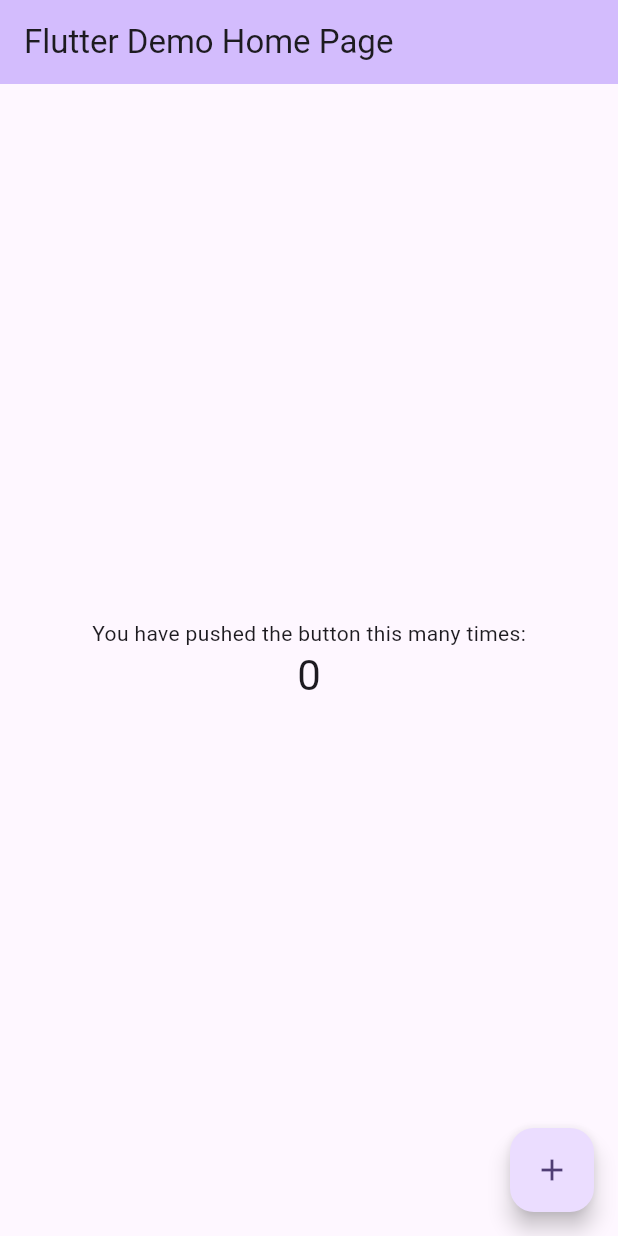
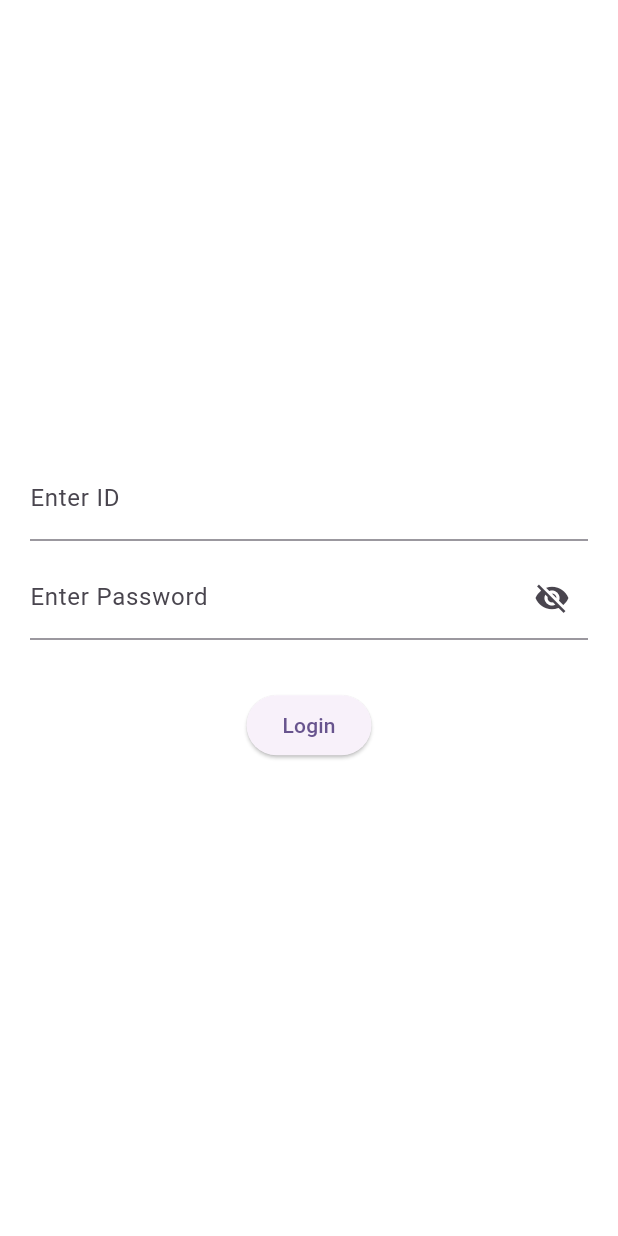
Before and after one commit to himel01/test_application, a Flutter app: the screen it shows after launch, on a phone screen of 412 x 824 dp. Run offline on Flutter 3.47's test engine with Material 2 defaults, Android fonts, the phone set to English and light mode, and no system bars; our stand-ins replace shared_preferences.

Commit message:
completed login process

```diff
--- a/lib/main.dart
+++ b/lib/main.dart
@@ -1,125 +1,28 @@
 import 'package:flutter/material.dart';
+import 'package:flutter/services.dart';
+import 'package:test_application_it_grow/screens/login/login_screen.dart';
 
-void main() {
+Future<void> main() async {
+  WidgetsFlutterBinding.ensureInitialized();
+  await SystemChrome.setPreferredOrientations(
+    [DeviceOrientation.portraitUp],
+  );
   runApp(const MyApp());
 }
 
 class MyApp extends StatelessWidget {
   const MyApp({super.key});
 
-  // This widget is the root of your application.
+
   @override
   Widget build(BuildContext context) {
     return MaterialApp(
       title: 'Flutter Demo',
       theme: ThemeData(
-        // This is the theme of your application.
-        //
-        // TRY THIS: Try running your application with "flutter run". You'll see
-        // the application has a blue toolbar. Then, without quitting the app,
-        // try changing the seedColor in the colorScheme below to Colors.green
-        // and then invoke "hot reload" (save your changes or press the "hot
-        // reload" button in a Flutter-supported IDE, or press "r" if you used
-        // the command line to start the app).
-        //
-        // Notice that the counter didn't reset back to zero; the application
-        // state is not lost during the reload. To reset the state, use hot
-        // restart instead.
-        //
-        // This works for code too, not just values: Most code changes can be
-        // tested with just a hot reload.
         colorScheme: ColorScheme.fromSeed(seedColor: Colors.deepPurple),
         useMaterial3: true,
       ),
-      home: const MyHomePage(title: 'Flutter Demo Home Page'),
+      home: const LoginScreen(),
     );
   }
 }
-
-class MyHomePage extends StatefulWidget {
-  const MyHomePage({super.key, required this.title});
-
-  // This widget is the home page of your application. It is stateful, meaning
-  // that it has a State object (defined below) that contains fields that affect
-  // how it looks.
-
-  // This class is the configuration for the state. It holds the values (in this
-  // case the title) provided by the parent (in this case the App widget) and
-  // used by the build method of the State. Fields in a Widget subclass are
-  // always marked "final".
-
-  final String title;
-
-  @override
-  State<MyHomePage> createState() => _MyHomePageState();
-}
-
-class _MyHomePageState extends State<MyHomePage> {
-  int _counter = 0;
-
-  void _incrementCounter() {
-    setState(() {
-      // This call to setState tells the Flutter framework that something has
-      // changed in this State, which causes it to rerun the build method below
-      // so that the display can reflect the updated values. If we changed
-      // _counter without calling setState(), then the build method would not be
-      // called again, and so nothing would appear to happen.
-      _counter++;
-    });
-  }
-
-  @override
-  Widget build(BuildContext context) {
-    // This method is rerun every time setState is called, for instance as done
-    // by the _incrementCounter method above.
-    //
-    // The Flutter framework has been optimized to make rerunning build methods
-    // fast, so that you can just rebuild anything that needs updating rather
-    // than having to individually change instances of widgets.
-    return Scaffold(
-      appBar: AppBar(
-        // TRY THIS: Try changing the color here to a specific color (to
-        // Colors.amber, perhaps?) and trigger a hot reload to see the AppBar
-        // change color while the other colors stay the same.
-        backgroundColor: Theme.of(context).colorScheme.inversePrimary,
-        // Here we take the value from the MyHomePage object that was created by
-        // the App.build method, and use it to set our appbar title.
-        title: Text(widget.title),
-      ),
-      body: Center(
-        // Center is a layout widget. It takes a single child and positions it
-        // in the middle of the parent.
-        child: Column(
-          // Column is also a layout widget. It takes a list of children and
-          // arranges them vertically. By default, it sizes itself to fit its
-          // children horizontally, and tries to be as tall as its parent.
-          //
-          // Column has various properties to control how it sizes itself and
-          // how it positions its children. Here we use mainAxisAlignment to
-          // center the children vertically; the main axis here is the vertical
-          // axis because Columns are vertical (the cross axis would be
-          // horizontal).
-          //
-          // TRY THIS: Invoke "debug painting" (choose the "Toggle Debug Paint"
-          // action in the IDE, or press "p" in the console), to see the
-          // wireframe for each widget.
-          mainAxisAlignment: MainAxisAlignment.center,
-          children: <Widget>[
-            const Text(
-              'You have pushed the button this many times:',
-            ),
-            Text(
-              '$_counter',
-              style: Theme.of(context).textTheme.headlineMedium,
-            ),
-          ],
-        ),
-      ),
-      floatingActionButton: FloatingActionButton(
-        onPressed: _incrementCounter,
-        tooltip: 'Increment',
-        child: const Icon(Icons.add),
-      ), // This trailing comma makes auto-formatting nicer for build methods.
-    );
-  }
-}
--- /dev/null
+++ b/lib/screens/login/login_model.dart
@@ -0,0 +1,28 @@
+import 'dart:convert';
+
+LoginResponseModel loginResponseModelFromJson(String str) =>
+    LoginResponseModel.fromJson(json.decode(str));
+
+class LoginResponseModel {
+  final bool? result;
+  final String? token;
+
+  LoginResponseModel({
+    this.result,
+    this.token,
+  });
+
+  factory LoginResponseModel.fromRawJson(String str) => LoginResponseModel.fromJson(json.decode(str));
+
+  String toRawJson() => json.encode(toJson());
+
+  factory LoginResponseModel.fromJson(Map<String, dynamic> json) => LoginResponseModel(
+    result: json["result"],
+    token: json["token"],
+  );
+
+  Map<String, dynamic> toJson() => {
+    "result": result,
+    "token": token,
+  };
+}
--- /dev/null
+++ b/lib/screens/login/login_screen.dart
@@ -0,0 +1,149 @@
+import 'package:flutter/material.dart';
+import 'package:shared_preferences/shared_preferences.dart';
+import 'package:test_application_it_grow/screens/login/login_model.dart';
+import 'package:test_application_it_grow/utils/api_service.dart';
+import 'package:test_application_it_grow/utils/display_size.dart';
+import 'package:test_application_it_grow/utils/urls.dart';
+
+class LoginScreen extends StatefulWidget {
+  const LoginScreen({super.key});
+
+  @override
+  State<LoginScreen> createState() => _LoginScreenState();
+}
+
+class _LoginScreenState extends State<LoginScreen> {
+  TextEditingController? idController;
+  TextEditingController? passwordController;
+  var loginResponseModel=LoginResponseModel();
+
+  bool passwordVisible = false;
+
+  @override
+  void initState() {
+    // TODO: implement initState
+    super.initState();
+    idController = TextEditingController();
+    passwordController = TextEditingController();
+    syncDataWithProvider();
+  }
+
+  @override
+  void dispose() {
+    // TODO: implement dispose
+    super.dispose();
+    idController!.dispose();
+    passwordController!.dispose();
+  }
+
+  @override
+  Widget build(BuildContext context) {
+    return Scaffold(
+      body: SafeArea(
+        child: GestureDetector(
+          onTap: () {
+            FocusScopeNode currentFocus = FocusScope.of(context);
+            if (!currentFocus.hasPrimaryFocus) {
+              currentFocus.unfocus();
+            }
+          },
+          child: Container(
+            height: displayHeight(context),
+            color: Colors.white,
+            padding: const EdgeInsets.only(left: 20, right: 20),
+            child: Column(
+              crossAxisAlignment: CrossAxisAlignment.center,
+              mainAxisAlignment: MainAxisAlignment.center,
+              children: <Widget>[
+                TextField(
+                  controller: idController,
+                  keyboardType: TextInputType.number,
+                  textInputAction: TextInputAction.next,
+                  decoration: const InputDecoration(
+                      labelText: "Enter ID",
+                      focusedBorder: UnderlineInputBorder(
+                        borderSide: BorderSide(color: Colors.green),
+                      ),
+                      labelStyle: TextStyle(fontSize: 16)),
+                ),
+                const SizedBox(
+                  height: 10,
+                ),
+                TextFormField(
+                  controller: passwordController,
+                  keyboardType: TextInputType.text,
+                  obscureText: passwordVisible,
+                  decoration: InputDecoration(
+                    labelText: 'Enter Password',
+                    focusedBorder: const UnderlineInputBorder(
+                      borderSide: BorderSide(color: Colors.green),
+                    ),
+                    labelStyle: const TextStyle(fontSize: 16),
+                    suffixIcon: IconButton(
+                      icon: Icon(
+                        passwordVisible
+                            ? Icons.visibility
+                            : Icons.visibility_off,
+                      ),
+                      onPressed: () {
+                        setState(() {
+                          passwordVisible = !passwordVisible;
+                        });
+                      },
+                    ),
+                  ),
+                ),
+                SizedBox(
+                  height: displayHeight(context) * (0.04),
+                ),
+                ElevatedButton(
+                    onPressed: () {
+                      onTapLogin();
+                    },
+                    child: const Text("Login")),
+                const SizedBox(
+                  height: 12,
+                ),
+              ],
+            ),
+          ),
+        ),
+      ),
+    );
+  }
+
+  Future<void> onTapLogin() async {
+    if(idController!.text.isNotEmpty && passwordController!.text.isNotEmpty){
+      var body= {
+        "login": idController!.text,
+        "password": passwordController!.text
+      };
+      var response= await ApiService().postRequest(Urls.loginUrl,body);
+
+      loginResponseModel= loginResponseModelFromJson(response.body);
+
+      if(loginResponseModel.result==true){
+        saveLoginData(loginResponseModel.token!);
+      }
+
+    }
+
+  }
+
+  Future syncDataWithProvider() async {
+    SharedPreferences sharedPreferences = await SharedPreferences.getInstance();
+    String? id = sharedPreferences.getString("id");
+    String? password = sharedPreferences.getString("password");
+    if (id != null && id.toString().isNotEmpty) {
+      idController!.text = id;
+      passwordController!.text = password!;
+    } else {}
+  }
+
+  Future<void> saveLoginData(String token) async {
+    SharedPreferences preferences = await SharedPreferences.getInstance();
+    await preferences.setString("id", idController!.text);
+    await preferences.setString("password", passwordController!.text);
+    await preferences.setString("token", token);
+  }
+}
--- /dev/null
+++ b/lib/utils/display_size.dart
@@ -0,0 +1,16 @@
+import 'package:flutter/material.dart';
+
+Size displaySize(BuildContext context) {
+  //debugPrint('Size = ' + MediaQuery.of(context).size.toString());
+  return MediaQuery.of(context).size;
+}
+
+double displayHeight(BuildContext context) {
+  //debugPrint('Height = ' + displaySize(context).height.toString());
+  return displaySize(context).height;
+}
+
+double displayWidth(BuildContext context) {
+  //debugPrint('Width = ' + displaySize(context).width.toString());
+  return displaySize(context).width;
+}
--- /dev/null
+++ b/lib/utils/urls.dart
@@ -0,0 +1,6 @@
+class Urls {
+
+  static String get baseUrl => 'https://peanut.ifxdb.com/api/ClientCabinetBasic/';
+
+  static String loginUrl = 'IsAccountCredentialsCorrect';
+}
--- a/pubspec.yaml
+++ b/pubspec.yaml
@@ -35,6 +35,8 @@ dependencies:
   # The following adds the Cupertino Icons font to your application.
   # Use with the CupertinoIcons class for iOS style icons.
   cupertino_icons: ^1.0.2
+  shared_preferences: ^2.2.2
+  http: ^1.1.0
 
 dev_dependencies:
   flutter_test:
```
Also changed, not shown: lib/utils/api_service.dart (added, +61 -0 lines), lib/utils/nav_util.dart (added, +18 -0 lines), pubspec.lock.
